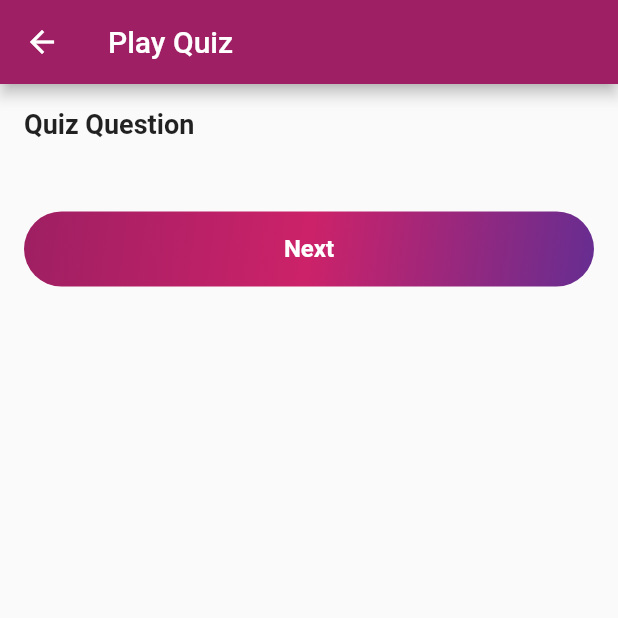
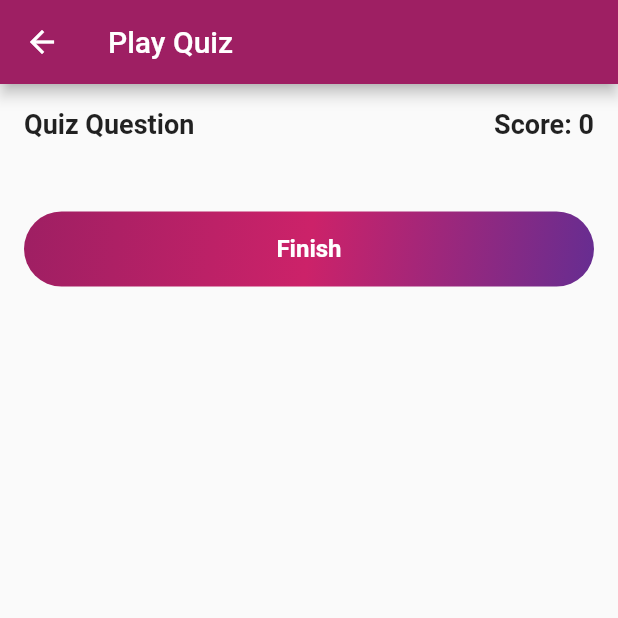
Before and after one commit to imranimo1989/quize_app_teacher_student_module, a Flutter app: the PlayQuizScreen screen opened directly, on a phone screen of 412 x 824 dp, the top half of it. Run offline on Flutter 3.47's test engine with Material 2 defaults, Android fonts, the light colour scheme and no system bars; our stand-ins replace cloud_firestore, firebase_auth, firebase_core, get; accounts and stored records are empty.

Commit message:
student module uptodate

```diff
--- a/lib/ui/screen/student_module/play_quiz_screen.dart
+++ b/lib/ui/screen/student_module/play_quiz_screen.dart
@@ -2,6 +2,8 @@ import 'dart:developer';
 
 import 'package:flutter/material.dart';
 import 'package:cloud_firestore/cloud_firestore.dart';
+import 'package:get/get.dart';
+import 'package:quize_app_teacher_student_module/ui/utility/snac_bar.dart';
 import 'package:quize_app_teacher_student_module/ui/widget/gradiant_button.dart';
 
 class PlayQuizScreen extends StatefulWidget {
@@ -26,7 +28,8 @@ class _PlayQuizScreenState extends State<PlayQuizScreen> {
 
   Future<void> fetchQuizzes() async {
     try {
-      final snapshot = await FirebaseFirestore.instance.collection('quiz').get();
+      final snapshot =
+          await FirebaseFirestore.instance.collection('quiz').get();
       setState(() {
         quizzes = snapshot.docs.map((doc) => doc.data()).toList();
       });
@@ -42,13 +45,34 @@ class _PlayQuizScreenState extends State<PlayQuizScreen> {
   }
 
   void goToNextQuestion() {
+    if (selectedOptionIndex == null) {
+      errorSnackBar("Please select your answer");
+    } else if (selectedOptionIndex.toString() !=
+        quizzes[currentQuestionIndex]['correctAnswer'].toString()) {
+      errorSnackBar("Your Answer is incorrect, please try again");
+    } else {
+      if (selectedOptionIndex != null) {
+        if (selectedOptionIndex.toString() ==
+            quizzes[currentQuestionIndex]['correctAnswer'].toString()) {
+          successSnackBar("Good job! your ans is correct");
+          setState(() {
+            score++; // Increase the score if the selected option is correct
+          });
+        }
+      }
+
       if (currentQuestionIndex < quizzes.length - 1) {
         setState(() {
-        currentQuestionIndex++;
-        selectedOptionIndex = null; // Reset selected option for the next question
+          currentQuestionIndex++; // Move to the next question
+          selectedOptionIndex =
+              null; // Reset selected option for the next question
         });
       } else {
+
+       Get.back();
         // Handle end of quiz
+        // You can show the final score or navigate to another screen
+      }
     }
   }
 
@@ -63,6 +87,9 @@ class _PlayQuizScreenState extends State<PlayQuizScreen> {
         child: Column(
           crossAxisAlignment: CrossAxisAlignment.stretch,
           children: [
+            Row(
+              mainAxisAlignment: MainAxisAlignment.spaceBetween,
+              children: [
                 const Text(
                   'Quiz Question',
                   style: TextStyle(
@@ -70,17 +97,44 @@ class _PlayQuizScreenState extends State<PlayQuizScreen> {
                     fontWeight: FontWeight.bold,
                   ),
                 ),
+                Text(
+                  'Score: $score', // Display the current score
+                  style: const TextStyle(
+                    fontSize: 18,
+                    fontWeight: FontWeight.bold,
+                  ),
+                ),
+              ],
+            ),
             const SizedBox(height: 16.0),
             if (quizzes.isNotEmpty)
-              Text(
+              Row(
+                mainAxisAlignment: MainAxisAlignment.spaceBetween,
+                children: [
+                  Expanded(
+                    flex: 4,
+                    child: Text(
                       quizzes[currentQuestionIndex]['question'],
                       style: const TextStyle(fontSize: 16),
+                    ),
+                  ),
+                  Expanded(
+                    flex: 1,
+                    child: Text(
+                      'Quiz: ${currentQuestionIndex+1}/${quizzes.length - currentQuestionIndex - 1}',
+                      // Display the remaining quiz count
+                      style: const TextStyle(
+                          fontSize: 16, fontWeight: FontWeight.w700),
+                    ),
+                  ),
+                ],
               ),
             const SizedBox(height: 16.0),
             if (quizzes.isNotEmpty)
               Column(
                 children: List.generate(4, (index) {
-                  final option = quizzes[currentQuestionIndex]['answers'][index];
+                  final option =
+                      quizzes[currentQuestionIndex]['answers'][index];
                   final isSelected = index == selectedOptionIndex;
 
                   return OptionTile(
@@ -93,8 +147,9 @@ class _PlayQuizScreenState extends State<PlayQuizScreen> {
             const SizedBox(height: 16.0),
             GradiantButton(
               onPressed: goToNextQuestion,
-              buttonText: 'Next',
+              buttonText: currentQuestionIndex < quizzes.length - 1 ? 'Next' : 'Finish',
             ),
+
           ],
         ),
       ),
@@ -107,7 +162,8 @@ class OptionTile extends StatelessWidget {
   final bool isSelected;
   final VoidCallback onTap;
 
-  const OptionTile({super.key,
+  const OptionTile({
+    super.key,
     required this.option,
     required this.isSelected,
     required this.onTap,
--- a/lib/ui/screen/student_module/student_dashboard_screen.dart
+++ b/lib/ui/screen/student_module/student_dashboard_screen.dart
@@ -125,7 +125,7 @@ class _StudentDashboardScreenState extends State<StudentDashboardScreen> {
               buttonText: 'Play Quiz',
               onPressed: () {
                 Get.to(
-                  () => PlayQuizScreen(),
+                  () => const PlayQuizScreen(),
                 );
               },
             )
```
Also changed, not shown: lib/model/quiz_model.dart (+152 -8 lines), lib/ui/screen/teacher_module/student_list_screen.dart (+51 -1 lines), lib/ui/screen/teacher_module/teacher_dashboard_screen.dart (+24 -2 lines). Lines whose indentation alone changed are shown as unchanged.
